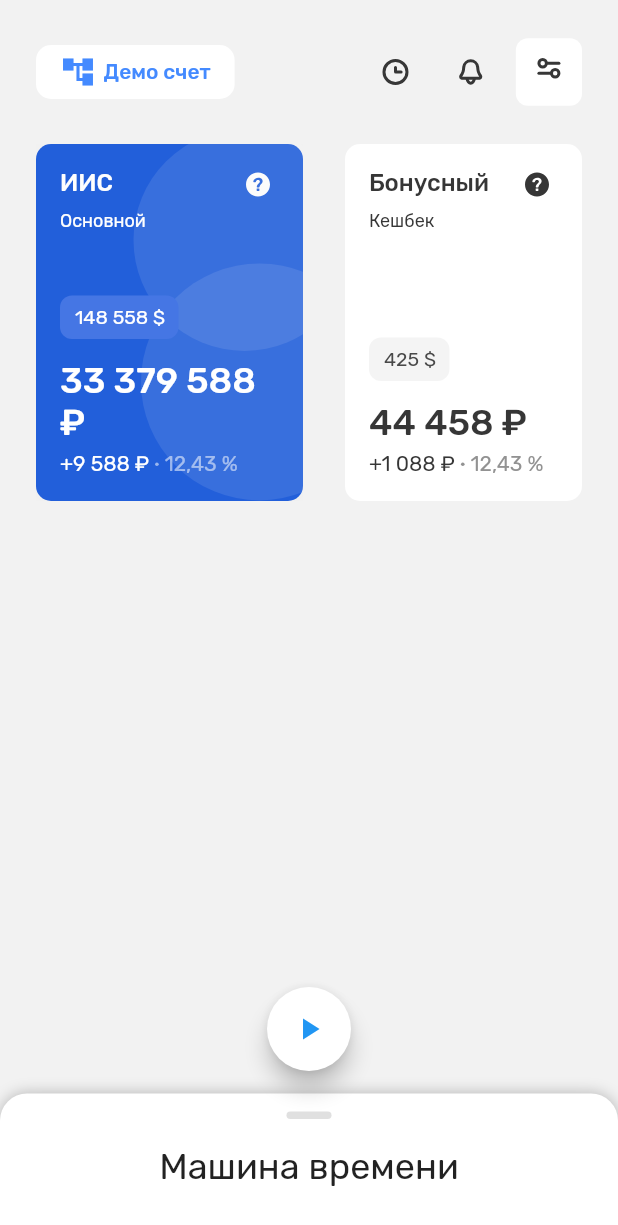
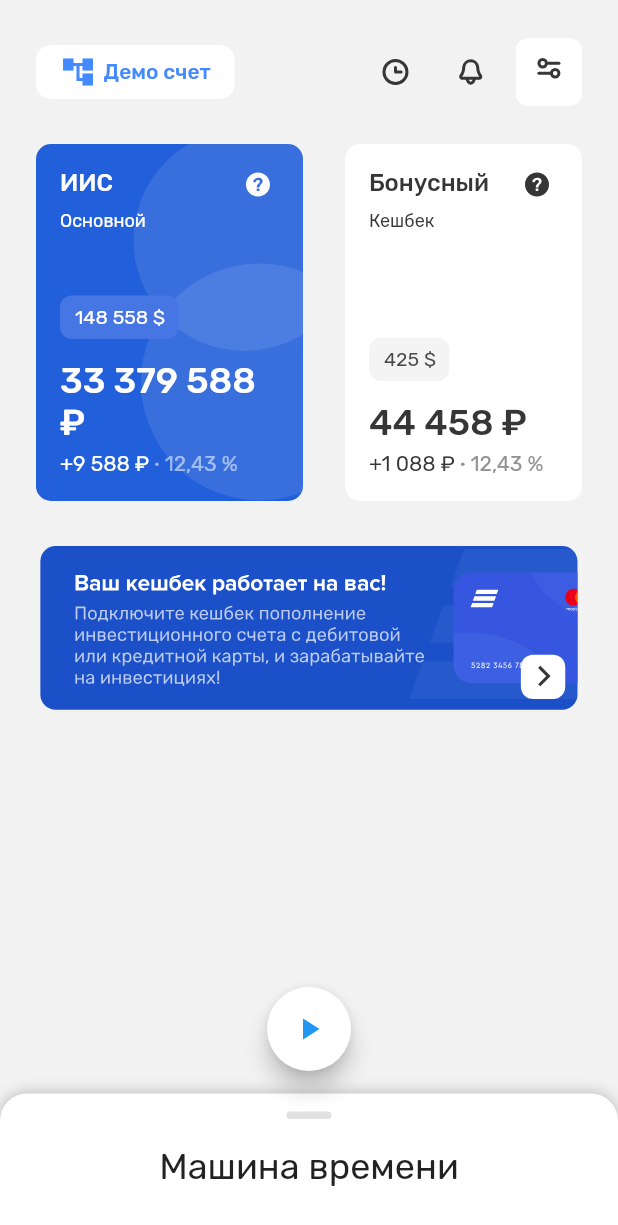
Before and after one commit to mirea-ninja/vtb-hack-mobile, a Flutter app: the GameHomeScreen screen opened directly, on a phone screen of 412 x 824 dp. Shown: the top 1225 px of the screen. Run offline on Flutter 3.47's test engine with Material 2 defaults, Android fonts, the phone set to English and light mode, and no system bars; drawn by our look-alikes of sliding_up_panel; our stand-ins replace flutter_svg, google_fonts, syncfusion_flutter_sliders, video_player.

Commit message:
Add cashback banner to home game screen

```diff
--- a/lib/src/game/game_home_screen.dart
+++ b/lib/src/game/game_home_screen.dart
@@ -1,4 +1,5 @@
 import 'package:flutter/material.dart';
+import 'package:flutter_svg/svg.dart';
 import 'package:vtb_hack_mobile/src/game/widgets/bank_value_card.dart';
 import 'package:vtb_hack_mobile/src/game/widgets/bank_value_card_bonus.dart';
 import 'package:vtb_hack_mobile/src/game/game_slider.dart';
@@ -13,7 +14,7 @@ class GameHomeScreen extends StatelessWidget {
   Widget build(BuildContext context) {
     return Scaffold(
       resizeToAvoidBottomInset: false,
-      backgroundColor: Color.fromRGBO(242, 242, 242, 1),
+      backgroundColor: const Color.fromRGBO(242, 242, 242, 1),
       body: GameSlider(
         body: SafeArea(
           child: Container(
@@ -32,6 +33,14 @@ class GameHomeScreen extends StatelessWidget {
                     BankValueCardBonus(),
                   ],
                 ),
+                const SizedBox(height: 30),
+                // Align however you like (i.e .centerRight, centerLeft)
+                SvgPicture.asset(
+                  'assets/images/your_cashback.svg',
+                  alignment: const Alignment(-0.38, 0),
+                  width: MediaQuery.of(context).size.width - 8,
+                  fit: BoxFit.fitHeight,
+                ),
               ],
             ),
           ),
```
Also changed, not shown: assets/images/your_cashback.svg (added), assets/images/your_cashback_dark.svg (added).
